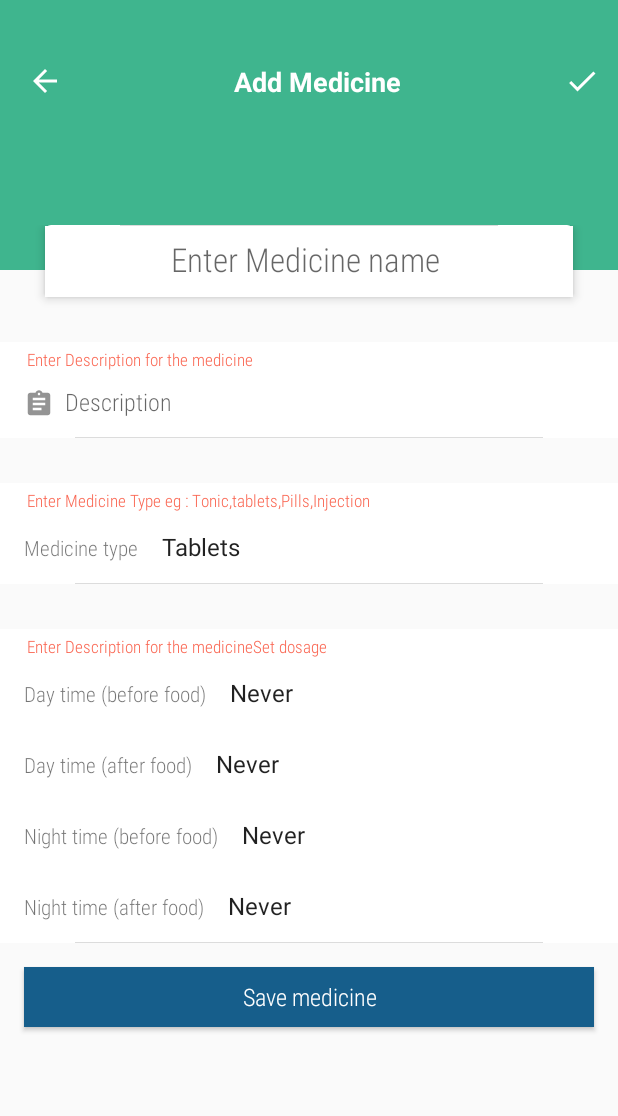
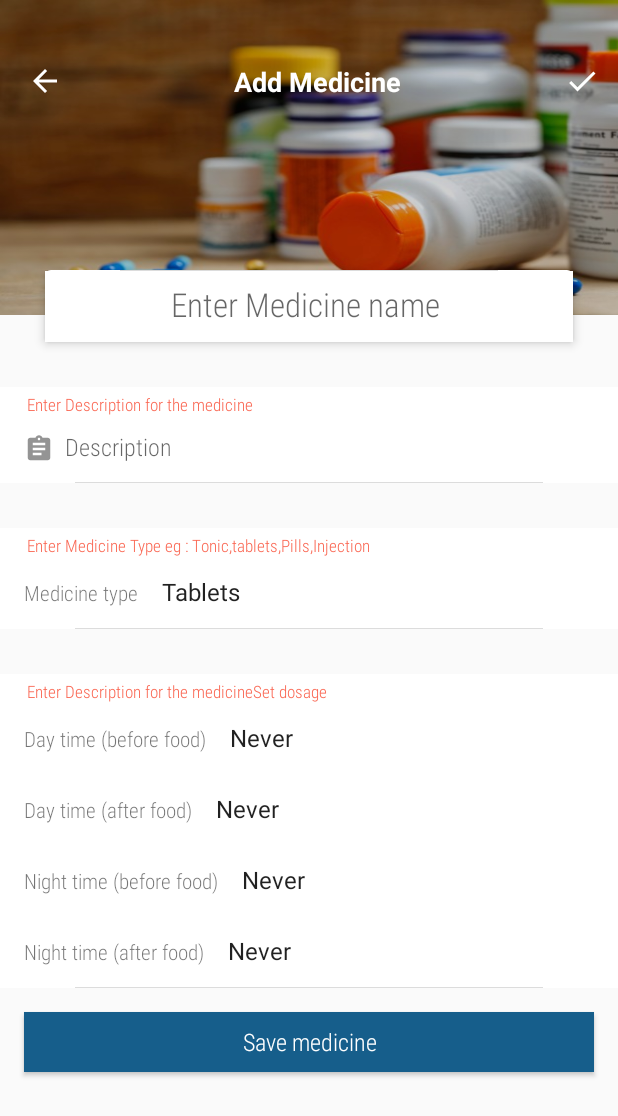
Before and after one commit to saijayant/DoctorsPrescription, an Android app: the AddMedicine screen opened directly, with no data from a screen before it, on a phone screen of 412 x 824 dp. Shown: the top 1116 px of the screen. Run offline under Robolectric (Android 15) with nearby library versions, the phone set to English and light mode, and no system bars.

Commit message:
added initial picture chages

```diff
--- a/app/src/main/res/layout/add_medicine_child.xml
+++ b/app/src/main/res/layout/add_medicine_child.xml
@@ -9,7 +9,7 @@
     <android.support.design.widget.AppBarLayout
         android:id="@+id/appbar"
         android:layout_width="match_parent"
-        android:layout_height="180dp"
+        android:layout_height="210dp"
         android:theme="@style/ThemeOverlay.AppCompat.Dark.ActionBar">
 
         <android.support.design.widget.CollapsingToolbarLayout
@@ -24,14 +24,17 @@
 
             <FrameLayout
                 android:layout_width="match_parent"
-                android:layout_height="match_parent">
+                android:layout_height="match_parent"
+                android:background="@drawable/medicine_oi"
+
+                >
 
                 <ImageView
                     android:id="@+id/profile_photo"
                     android:layout_width="match_parent"
                     android:layout_height="match_parent"
-                    android:background="@color/colorPrimary"
                     android:scaleType="fitXY"
+                    android:background="#31020202"
                     app:layout_collapseMode="parallax" />
             </FrameLayout>
 
```
Also changed, not shown: app/src/main/res/layout/activity_main.xml (+7 -1 lines), app/src/main/res/layout/add_medicine.xml (+5 -2 lines), app/src/main/res/drawable/doc_wall.jpg (added), app/src/main/res/drawable/doct.png (added), app/src/main/res/drawable/medicine_oi.jpg (added).
